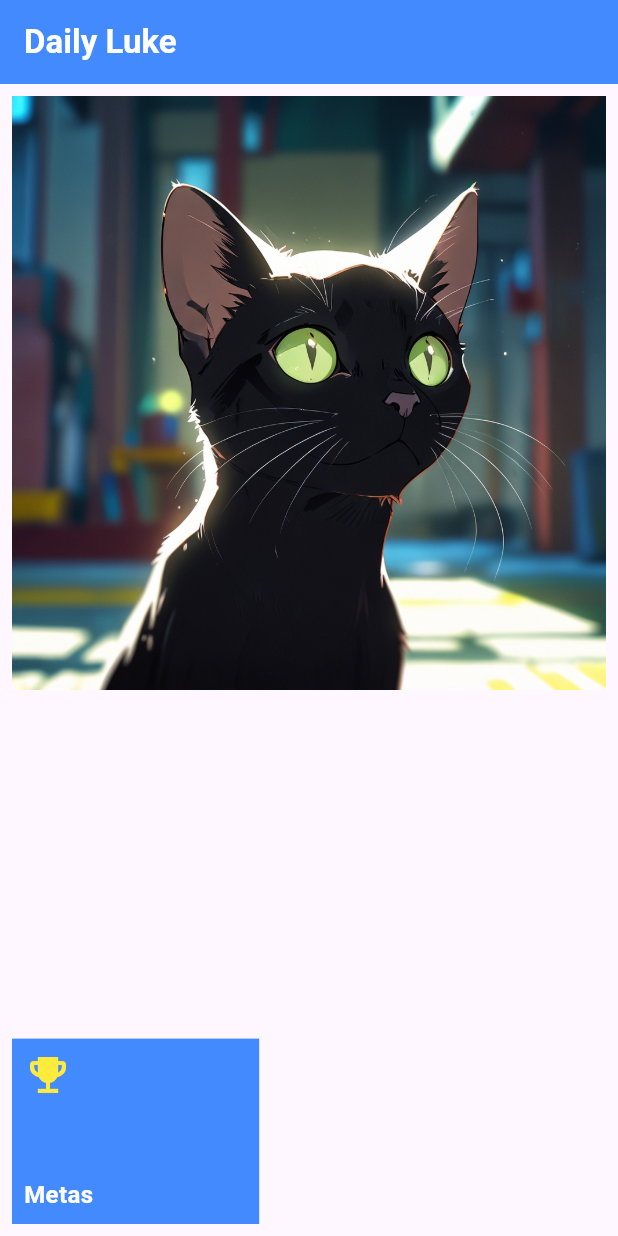
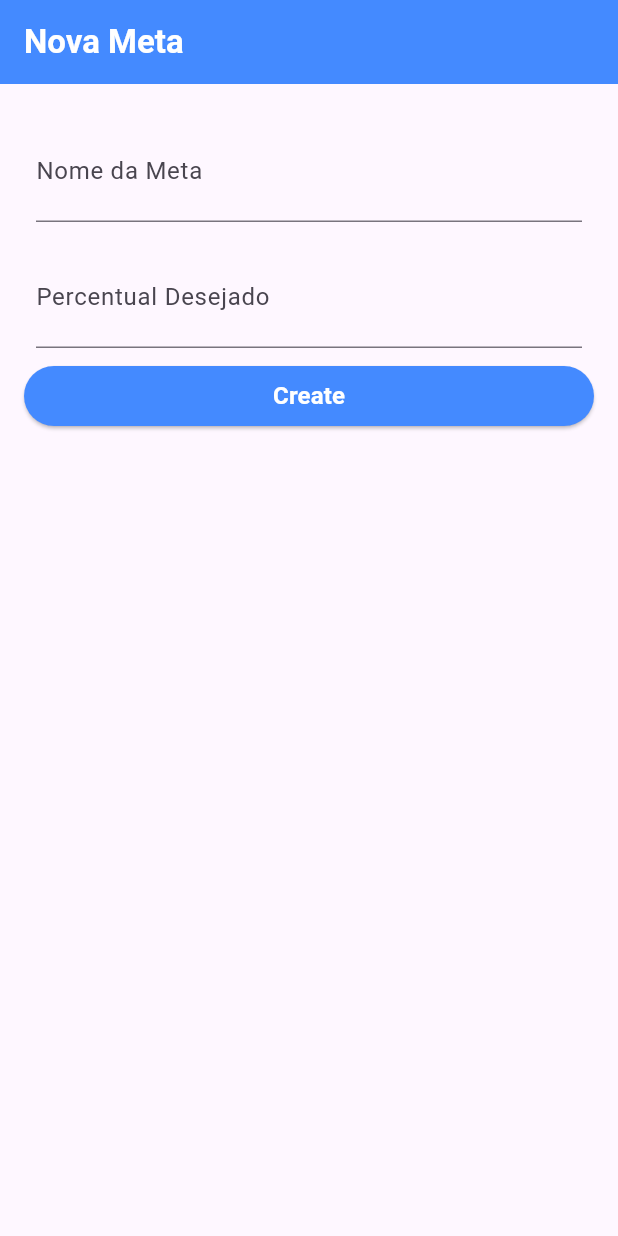
Before and after one commit to vtarginoo/flutter_daily_luke, a Flutter app: the screen it shows after launch, on a phone screen of 412 x 824 dp. Run offline on Flutter 3.47's test engine with Material 3 defaults, Android fonts, the phone set to English and light mode, and no system bars.

Commit message:
Estrutura do Goal Forms

```diff
--- a/lib/main.dart
+++ b/lib/main.dart
@@ -1,3 +1,4 @@
+import 'package:daily_luke/screens/goals_form.dart';
 import 'package:daily_luke/screens/goals_list.dart';
 import 'package:daily_luke/screens/home.dart';
 import 'package:flutter/material.dart';
@@ -19,7 +20,7 @@ class DailyLuke extends StatelessWidget {
             buttonColor: Colors.blueAccent[700],
             textTheme: ButtonTextTheme.primary,
           )),
-      home: Home(),
+      home: GoalsForm(),
     );
   }
 }
--- /dev/null
+++ b/lib/screens/goals_form.dart
@@ -0,0 +1,61 @@
+import 'package:flutter/material.dart';
+
+class GoalsForm extends StatelessWidget {
+  const GoalsForm({super.key});
+
+  @override
+  Widget build(BuildContext context) {
+    return Scaffold(
+      appBar: AppBar(
+        title: const Text(
+          "Nova Meta",
+          style: TextStyle(color: Colors.white, fontWeight: FontWeight.bold),
+        ),
+        backgroundColor: Colors.blueAccent,
+      ),
+      body: Padding(
+        padding: const EdgeInsets.all(16.0),
+        child: Column(
+          children: [
+            Padding(
+              padding: const EdgeInsets.all(8.0),
+              child: TextField(
+                decoration: InputDecoration(
+                  labelText: "Nome da Meta",
+                ),
+                style: TextStyle(fontSize: 24),
+              ),
+            ),
+            Padding(
+              padding: const EdgeInsets.all(8.0),
+              child: TextField(
+                decoration: InputDecoration(
+                  labelText: "Percentual Desejado",
+                ),
+                style: TextStyle(fontSize: 24),
+                keyboardType: TextInputType.number,
+              ),
+            ),
+            SizedBox(
+              width: double.maxFinite,
+
+              child: ElevatedButton(
+                style: ButtonStyle(
+                  backgroundColor: WidgetStateProperty.all(Colors.blueAccent),
+                ),
+                onPressed: () {},
+                child: Text(
+                  "Create",
+                  style: TextStyle(
+                      color: Colors.white,
+                      fontSize: 16,
+                      fontWeight: FontWeight.bold),
+                ),
+              ),
+            )
+          ],
+        ),
+      ),
+    );
+  }
+}
--- a/lib/screens/home.dart
+++ b/lib/screens/home.dart
@@ -24,7 +24,9 @@ class Home extends StatelessWidget {
           ),
           Padding(
             padding: const EdgeInsets.all(8.0),
-            child: GestureDetector(
+            child: Material(
+              color: Colors.blueAccent,
+              child: InkWell(
                 onTap: () {
                   Navigator.of(context).push(
                     MaterialPageRoute(
@@ -35,10 +37,7 @@ class Home extends StatelessWidget {
                 child: Container(
                   padding: EdgeInsets.all(8),
                   width: MediaQuery.of(context).size.width * 0.4,
-                //40% da largura da tela
                   height: MediaQuery.of(context).size.height * 0.15,
-                //20% da altura da tela ,
-                color: Colors.blueAccent,
                   child: const Column(
                     mainAxisAlignment: MainAxisAlignment.spaceBetween,
                     crossAxisAlignment: CrossAxisAlignment.start,
@@ -59,6 +58,7 @@ class Home extends StatelessWidget {
                   ),
                 ),
               ),
+            ),
           )
         ],
       ),
```
Lines whose indentation alone changed are shown as unchanged.
